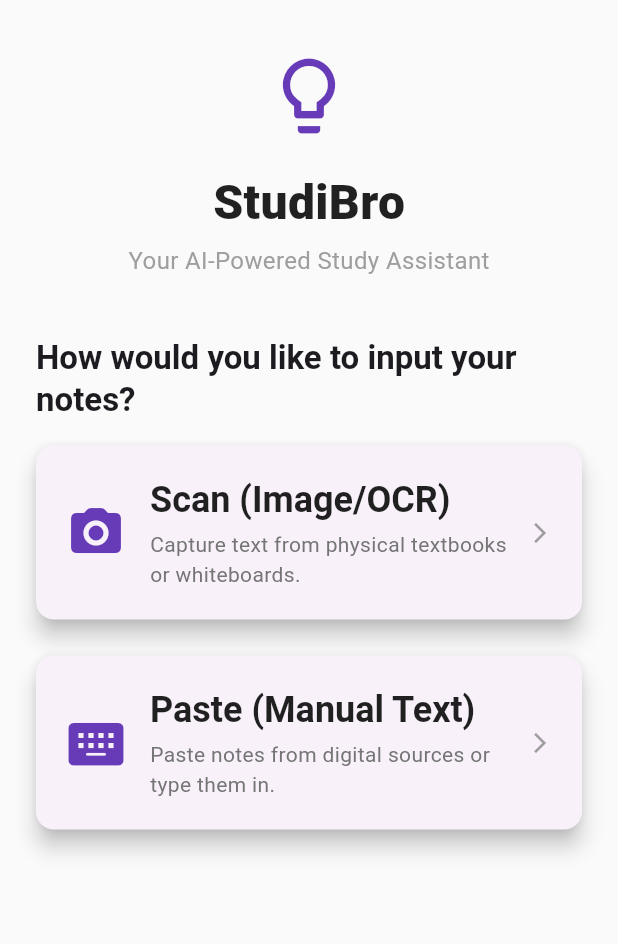
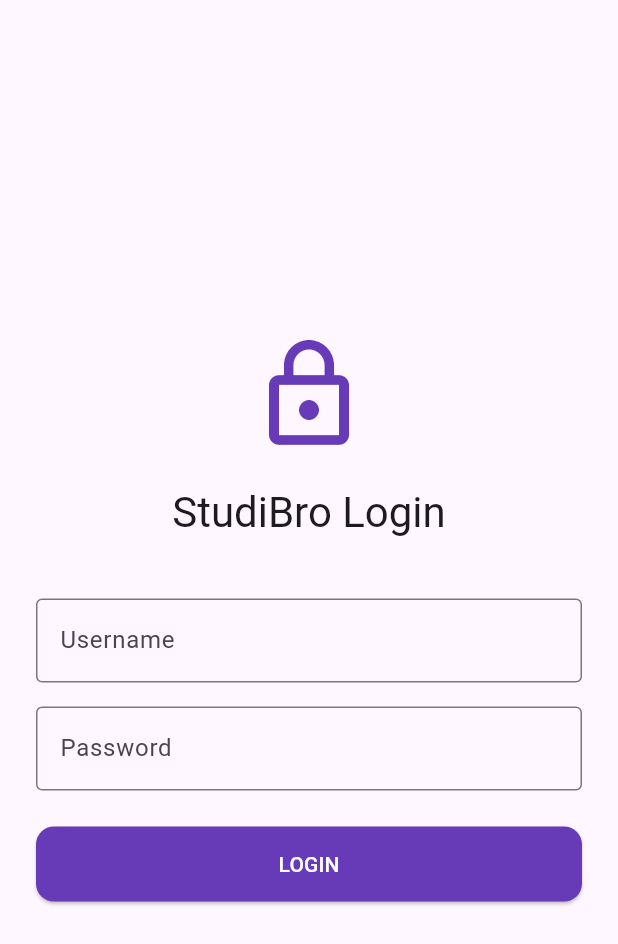
Before and after one commit to OdhranPorter/Final-Year-Project, a Flutter app: the screen it shows after launch, on a phone screen of 412 x 824 dp. Shown: the top 944 px of the screen. Run offline on Flutter 3.47's test engine with Material 3 defaults, Android fonts, the phone set to English and light mode, and no system bars; our stand-ins replace flutter_markdown, image_picker.

Commit message:
login screen

```diff
--- /dev/null
+++ b/frontend/studibro_mobile/lib/login.dart
@@ -0,0 +1,102 @@
+import 'package:flutter/material.dart';
+import 'package:http/http.dart' as http;
+
+class LoginScreen extends StatefulWidget {
+  const LoginScreen({super.key});
+
+  @override
+  State<LoginScreen> createState() => _LoginScreenState();
+}
+
+class _LoginScreenState extends State<LoginScreen> {
+  final String loginUrl = 'http://192.168.0.8:8000/api/token/';
+
+  final TextEditingController _usernameController = TextEditingController();
+  final TextEditingController _passwordController = TextEditingController();
+  bool _isLoading = false;
+
+  Future<void> _handleLogin() async {
+    // 1. Validation Logic
+    if (_usernameController.text.isEmpty || _passwordController.text.isEmpty) {
+      ScaffoldMessenger.of(context).showSnackBar(
+        const SnackBar(content: Text("Please enter both username and password")),
+      );
+      return;
+    }
+
+    setState(() => _isLoading = true);
+
+    try {
+      // 2. Trigger API Call
+      final response = await http.post(
+        Uri.parse(loginUrl),
+        body: {
+          'username': _usernameController.text,
+          'password': _passwordController.text,
+        },
+      );
+
+      if (response.statusCode == 200) {
+        // 3. Success: Redirect to Home
+        if (mounted) {
+          Navigator.pushReplacementNamed(context, '/home');
+        }
+      } else {
+        // 4. Fail: Show error
+        if (mounted) {
+          ScaffoldMessenger.of(context).showSnackBar(
+            const SnackBar(content: Text("Invalid Credentials")),
+          );
+        }
+      }
+    } catch (e) {
+      if (mounted) {
+        ScaffoldMessenger.of(context).showSnackBar(
+          SnackBar(content: Text("Connection Error: ${e.toString()}")),
+        );
+      }
+    } finally {
+      if (mounted) setState(() => _isLoading = false);
+    }
+  }
+
+  @override
+  Widget build(BuildContext context) {
+    return Scaffold(
+      body: Padding(
+        padding: const EdgeInsets.all(24.0),
+        child: Column(
+          mainAxisAlignment: MainAxisAlignment.center,
+          children: [
+            const Icon(Icons.lock_outline, size: 80, color: Color(0xFF673AB7)),
+            const SizedBox(height: 20),
+            Text("StudiBro Login", style: Theme.of(context).textTheme.headlineMedium),
+            const SizedBox(height: 40),
+            TextField(
+              controller: _usernameController,
+              decoration: const InputDecoration(labelText: "Username", border: OutlineInputBorder()),
+            ),
+            const SizedBox(height: 16),
+            TextField(
+              controller: _passwordController,
+              obscureText: true,
+              decoration: const InputDecoration(labelText: "Password", border: OutlineInputBorder()),
+            ),
+            const SizedBox(height: 24),
+            SizedBox(
+              width: double.infinity,
+              height: 50,
+              child: ElevatedButton(
+                onPressed: _isLoading ? null : _handleLogin,
+                style: ElevatedButton.styleFrom(backgroundColor: const Color(0xFF673AB7)),
+                child: _isLoading
+                  ? const CircularProgressIndicator(color: Colors.white)
+                  : const Text("LOGIN", style: TextStyle(color: Colors.white)),
+              ),
+            ),
+          ],
+        ),
+      ),
+    );
+  }
+}
--- a/frontend/studibro_mobile/lib/main.dart
+++ b/frontend/studibro_mobile/lib/main.dart
@@ -1,5 +1,6 @@
 import 'package:flutter/material.dart';
-import 'session_screen.dart'; // Import the new session screen
+import 'login.dart';
+import 'session_screen.dart';
 
 void main() {
   runApp(const StudiBroApp());
@@ -14,25 +15,24 @@ class StudiBroApp extends StatelessWidget {
       title: 'StudiBro AI',
       debugShowCheckedModeBanner: false,
       theme: ThemeData(
-        // Use Material 3
         useMaterial3: true,
-        // Use a modern, deep theme
         colorScheme: ColorScheme.fromSeed(
           seedColor: Colors.deepPurple,
-          primary: const Color(0xFF673AB7), // Deep Purple
-          secondary: const Color(0xFF03A9F4), // Light Blue
+          primary: const Color(0xFF673AB7),
+          secondary: const Color(0xFF03A9F4),
         ),
-
-        // **CONFLICTING cardTheme REMOVED HERE**
-
-        // Global styling for elevated buttons
         elevatedButtonTheme: ElevatedButtonThemeData(
           style: ElevatedButton.styleFrom(
             shape: RoundedRectangleBorder(borderRadius: BorderRadius.circular(12)),
           ),
         ),
       ),
-      home: const HomeScreen(),
+      // --- ROUTE CONFIGURATION ---
+      initialRoute: '/login', //Force Login to appear first
+      routes: {
+        '/login': (context) => const LoginScreen(),
+        '/home': (context) => const HomeScreen(),
+      },
     );
   }
 }
@@ -40,7 +40,6 @@ class StudiBroApp extends StatelessWidget {
 class HomeScreen extends StatelessWidget {
   const HomeScreen({super.key});
 
-  // Widget for the selection cards
   Widget _buildSelectionCard({
     required BuildContext context,
     required IconData icon,
@@ -49,7 +48,6 @@ class HomeScreen extends StatelessWidget {
     required bool isImageMode,
   }) {
     return Card(
-      // The styling (elevation, shape, rounded corners) is now defined here, on the individual Card widget.
       elevation: 6,
       margin: const EdgeInsets.only(bottom: 24),
       child: InkWell(
@@ -95,58 +93,49 @@ class HomeScreen extends StatelessWidget {
   Widget build(BuildContext context) {
     return Scaffold(
       backgroundColor: Colors.grey[50],
+      appBar: AppBar(
+        title: const Text("StudiBro Home"),
+        actions: [
+          IconButton(
+            icon: const Icon(Icons.logout),
+            onPressed: () => Navigator.pushReplacementNamed(context, '/login'),
+          )
+        ],
+      ),
       body: SafeArea(
         child: SingleChildScrollView(
           padding: const EdgeInsets.all(24.0),
           child: Column(
             crossAxisAlignment: CrossAxisAlignment.start,
             children: [
-              // --- Logo/Header ---
               const Center(
                 child: Column(
                   children: [
-                    SizedBox(height: 80, child: Icon(Icons.lightbulb_outline, size: 60, color: Color(0xFF673AB7))),
+                    SizedBox(height: 40, child: Icon(Icons.lightbulb_outline, size: 60, color: Color(0xFF673AB7))),
                     SizedBox(height: 8),
-                    Text(
-                      "StudiBro",
-                      style: TextStyle(
-                        fontSize: 32,
-                        fontWeight: FontWeight.w900,
-                        color: Colors.black87,
-                      ),
-                    ),
-                    SizedBox(height: 4),
-                    Text(
-                      "Your AI-Powered Study Assistant",
-                      style: TextStyle(fontSize: 16, color: Colors.grey),
-                    ),
+                    Text("StudiBro", style: TextStyle(fontSize: 32, fontWeight: FontWeight.w900)),
+                    Text("Your AI-Powered Study Assistant", style: TextStyle(fontSize: 16, color: Colors.grey)),
                   ],
                 ),
               ),
               const SizedBox(height: 40),
-
-              // --- Main Options ---
               Text(
                 "How would you like to input your notes?",
                 style: Theme.of(context).textTheme.titleLarge!.copyWith(fontWeight: FontWeight.bold),
               ),
               const SizedBox(height: 16),
-
-              // 1. Image/OCR Mode Card (Leads to Camera/Gallery)
               _buildSelectionCard(
                 context: context,
                 icon: Icons.camera_alt_rounded,
                 title: "Scan (Image/OCR)",
-                subtitle: "Capture text from physical textbooks or whiteboards.",
+                subtitle: "Capture text from physical textbooks.",
                 isImageMode: true,
               ),
-
-              // 2. Text Input Mode Card (Leads to Typing)
               _buildSelectionCard(
                 context: context,
                 icon: Icons.keyboard_alt_rounded,
                 title: "Paste (Manual Text)",
-                subtitle: "Paste notes from digital sources or type them in.",
+                subtitle: "Paste notes from digital sources.",
                 isImageMode: false,
               ),
             ],
```
Also changed, not shown: 2 other files.
